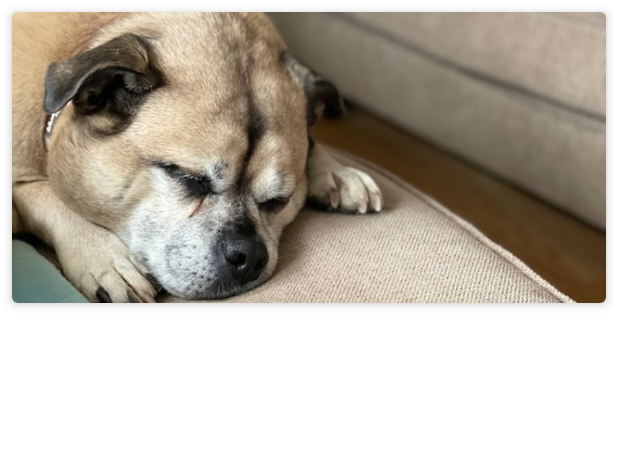
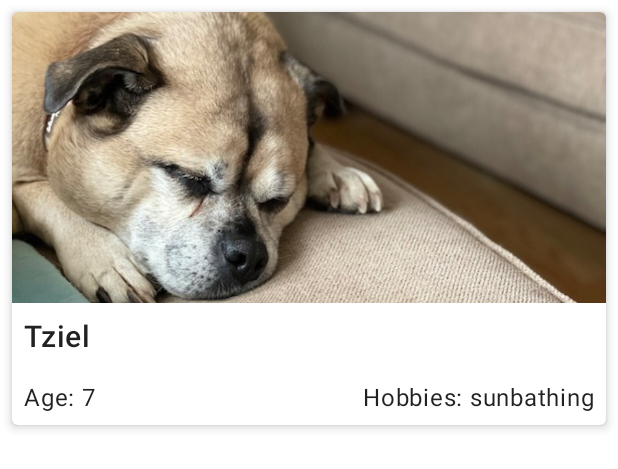
Before and after one commit to diasDouglascs/dogglers, an Android app: the layout vertical_horizontal_list_item.xml on its own in the app's theme, with its tools: preview values and no code run, on a phone screen of 412 x 824 dp. Shown: the top 469 px of the screen. Run offline under Robolectric (Android 15) with nearby library versions, the phone set to English and light mode, and no system bars.

Commit message:
"Add textviews no layout vertical/horizontal"

```diff
--- a/app/src/main/res/layout/vertical_horizontal_list_item.xml
+++ b/app/src/main/res/layout/vertical_horizontal_list_item.xml
@@ -52,6 +52,36 @@
                 The dog's age
                 The dog's hobbies-->
 
+        <TextView
+            android:id="@+id/dogName"
+            android:layout_width="wrap_content"
+            android:layout_height="wrap_content"
+            android:padding="8dp"
+            android:textAppearance="@style/TextAppearance.MaterialComponents.Headline6"
+            app:layout_constraintStart_toStartOf="@+id/dogImage"
+            app:layout_constraintTop_toBottomOf="@id/dogImage"
+            tools:text="Tziel"/>
+
+        <TextView
+            android:id="@+id/dogAge"
+            android:layout_width="wrap_content"
+            android:layout_height="wrap_content"
+            android:padding="8dp"
+            android:textAppearance="@style/TextAppearance.MaterialComponents.Body1"
+            app:layout_constraintStart_toStartOf="@+id/dogName"
+            app:layout_constraintTop_toBottomOf="@id/dogName"
+            tools:text="Age: 7"/>
+
+        <TextView
+            android:id="@+id/dogHobby"
+            android:layout_width="wrap_content"
+            android:layout_height="wrap_content"
+            android:padding="8dp"
+            android:textAppearance="@style/TextAppearance.MaterialComponents.Body1"
+            app:layout_constraintEnd_toEndOf="parent"
+            app:layout_constraintTop_toBottomOf="@id/dogName"
+            tools:text="Hobbies: sunbathing"/>
+
     </androidx.constraintlayout.widget.ConstraintLayout>
 
 </com.google.android.material.card.MaterialCardView>
```
